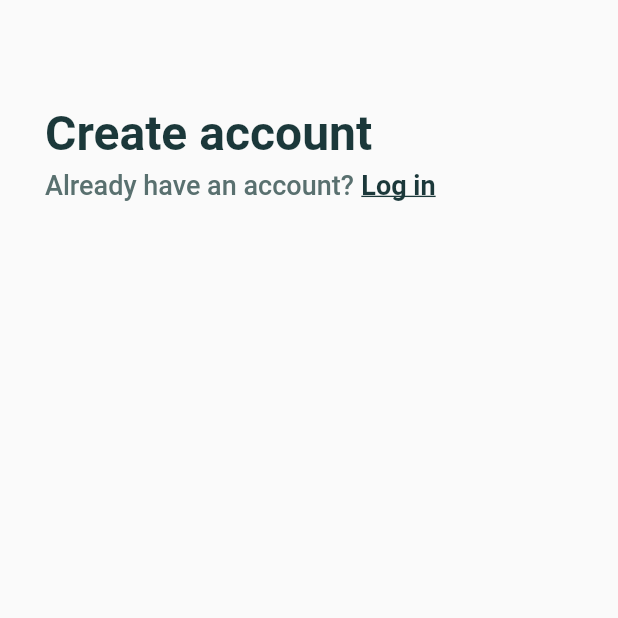
After one commit to dhinogz/sub-control, a Flutter app: the screen it shows after launch, after a tap on "Sign Up", on a phone screen of 412 x 824 dp, the top half of it. The commit adds this screen. Run offline on Flutter 3.47's test engine with Material 2 defaults, Android fonts, the phone set to English and light mode, and no system bars.

Commit message:
Created signup page and added nav between pages

```diff
--- a/flutter/sub_control_app/lib/screens/login.dart
+++ b/flutter/sub_control_app/lib/screens/login.dart
@@ -1,4 +1,5 @@
 import "package:flutter/material.dart";
+import "package:sub_control_app/screens/signup.dart";
 import "package:sub_control_app/theme.dart";
 
 import "../widgets/login_form.dart";
@@ -37,11 +38,20 @@ class LogInScreen extends StatelessWidget {
                     const SizedBox(
                       width: 5,
                     ),
-                    Text(
-                      'Sign Up',
-                      style: textButton.copyWith(
-                          decoration: TextDecoration.underline,
-                          decorationThickness: 1),
+                    GestureDetector(
+                      onTap: () => Navigator.push(
+                        context,
+                        PageRouteBuilder(
+                          pageBuilder: (_, __, ___) => const SignUpScreen(),
+                          transitionDuration: Duration.zero,
+                        ), //pushes to signup screen
+                      ),
+                      child: Text(
+                        'Sign Up',
+                        style: textButton.copyWith(
+                            decoration: TextDecoration.underline,
+                            decorationThickness: 1),
+                      ),
                     ),
                   ],
                 ),
--- /dev/null
+++ b/flutter/sub_control_app/lib/screens/signup.dart
@@ -0,0 +1,63 @@
+import "package:flutter/material.dart";
+import "package:sub_control_app/screens/login.dart";
+import "package:sub_control_app/theme.dart";
+
+class SignUpScreen extends StatelessWidget {
+  const SignUpScreen({super.key});
+
+  @override
+  Widget build(BuildContext context) {
+    return Scaffold(
+      body: SingleChildScrollView(
+        child: Column(
+          crossAxisAlignment: CrossAxisAlignment.start, //left aligns text,
+          children: [
+            const SizedBox(
+              height: 70,
+            ),
+            Padding(
+              padding: kDefaultPadding,
+              child: Text(
+                'Create account',
+                style: titleText,
+              ),
+            ),
+            const SizedBox(
+              height: 5,
+            ),
+            Padding(
+              padding: kDefaultPadding,
+              child: Row(
+                children: [
+                  Text(
+                    'Already have an account?',
+                    style: subTitle,
+                  ),
+                  const SizedBox(
+                    width: 5,
+                  ),
+                  GestureDetector(
+                    onTap: () {
+                      Navigator.push(
+                          context,
+                          PageRouteBuilder(
+                            pageBuilder: (_, __, ___) => const LogInScreen(),
+                            transitionDuration: Duration.zero,
+                          )); //pushes to login screen
+                    },
+                    child: Text(
+                      'Log in',
+                      style: textButton.copyWith(
+                          decoration: TextDecoration.underline,
+                          decorationThickness: 1),
+                    ),
+                  ),
+                ],
+              ),
+            )
+          ],
+        ),
+      ),
+    );
+  }
+}
```
